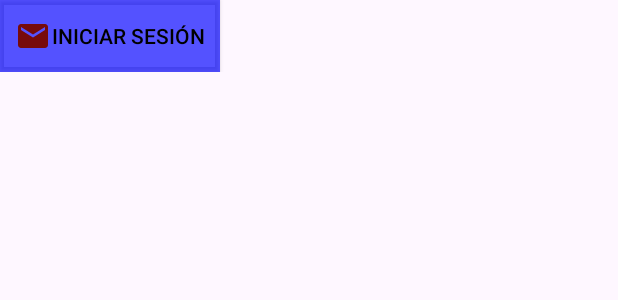
After one commit to As1ss/Ejemplos-Estructura, an Android app: the layout activity_buttons.xml on its own in the app's theme, with its tools: preview values and no code run, on a phone screen of 412 x 824 dp. The commit adds this screen. Shown: the top 300 px of the screen. Run offline under Robolectric (Android 15) with nearby library versions, the phone set to English and light mode, and no system bars.

Commit message:
Ejemplificación de cambio de atributos a un objeto Button ("transformación" en un TextView)

```diff
--- /dev/null
+++ b/app/src/main/java/com/example/empty_proyect/Buttons.kt
@@ -0,0 +1,4 @@
+package com.example.empty_proyect
+
+class Buttons {
+}
--- /dev/null
+++ b/app/src/main/res/layout/activity_buttons.xml
@@ -0,0 +1,28 @@
+<?xml version="1.0" encoding="utf-8"?>
+<ScrollView xmlns:android="http://schemas.android.com/apk/res/android"
+    android:layout_width="match_parent"
+    android:layout_height="match_parent">
+
+
+    <LinearLayout
+        android:layout_width="match_parent"
+        android:layout_height="wrap_content"
+        android:orientation="vertical">
+
+        <android.widget.Button
+            android:layout_width="wrap_content"
+            android:layout_height="wrap_content"
+            android:paddingLeft="10dp"
+            android:paddingRight="10dp"
+            android:background="@color/green"
+            android:backgroundTint="@color/blue_trans"
+            android:drawableStart="@drawable/baseline_email_24"
+            android:gravity="center"
+            android:text="Iniciar sesión"
+            android:textColor="@color/black">
+
+        </android.widget.Button>
+
+
+    </LinearLayout>
+</ScrollView>
--- a/app/src/main/res/values/themes.xml
+++ b/app/src/main/res/values/themes.xml
@@ -3,6 +3,7 @@
     <style name="Base.Theme.EmptyProyect" parent="Theme.Material3.DayNight.NoActionBar">
         <!-- Customize your light theme here. -->
         <!-- <item name="colorPrimary">@color/my_light_primary</item> -->
+        <item name="colorPrimary">@color/green</item>
     </style>
 
     <style name="Theme.EmptyProyect" parent="Base.Theme.EmptyProyect" />
```
